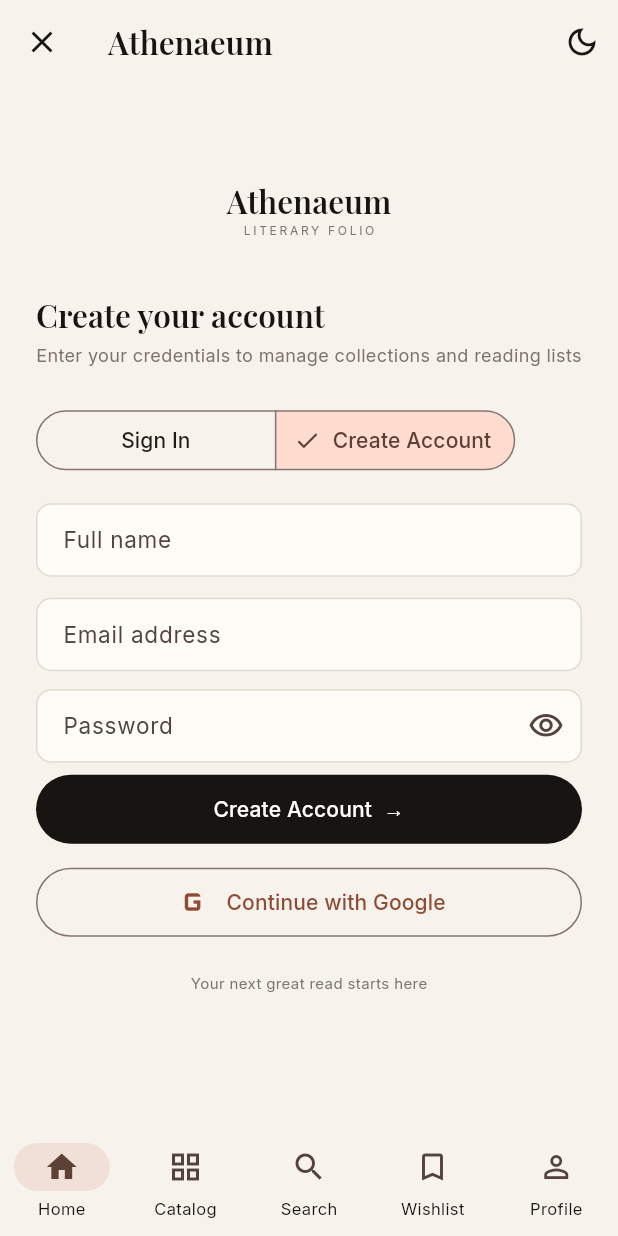
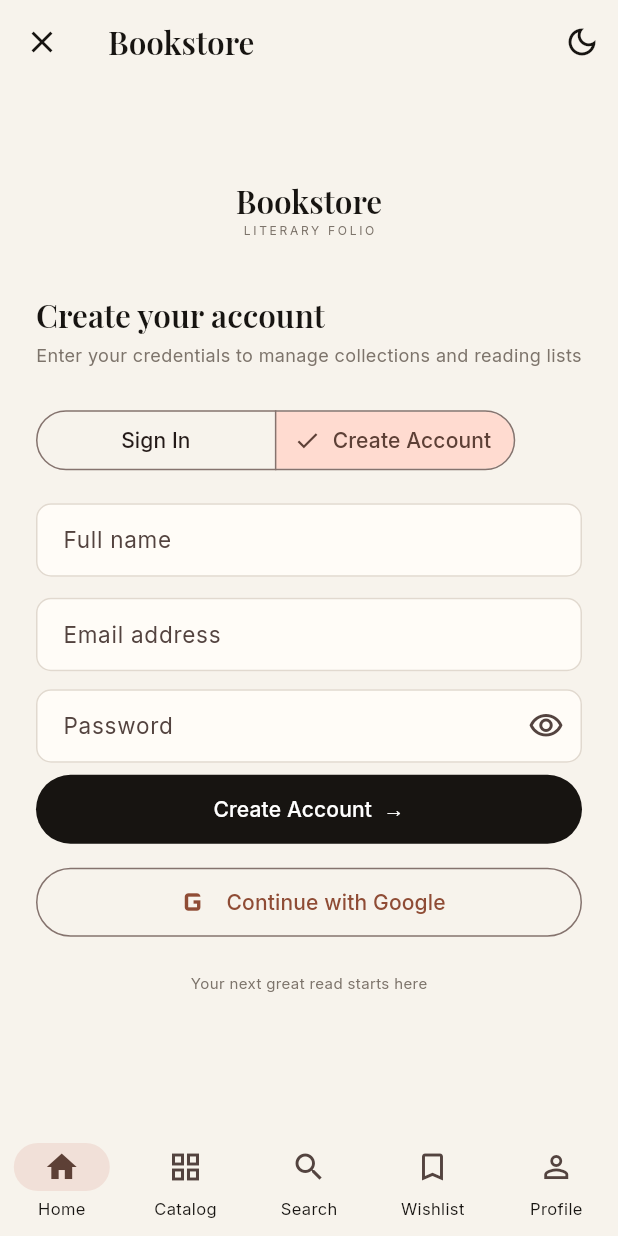
Before and after one commit to Waizjamal2007/Athenaeum_bookstore_mobile_app, a Flutter app: the screen it shows after launch, after a tap on "Create Account", on a phone screen of 412 x 824 dp. Run offline on Flutter 3.47's test engine with Material 3 defaults, Android fonts, the phone set to English and light mode, and no system bars; our stand-ins replace firebase_auth, firebase_core, firebase_database, firebase_messaging, flutter_local_notifications, google_fonts and 4 more; accounts and stored records are empty.

Commit message:
100% app ready - Bookstore

```diff
--- a/lib/main.dart
+++ b/lib/main.dart
@@ -2,7 +2,6 @@ import 'package:firebase_core/firebase_core.dart';
 import 'package:flutter/material.dart';
 import 'package:firebase_auth/firebase_auth.dart';
 import 'package:provider/provider.dart';
-
 import 'services/auth_service.dart';
 import 'services/notification_service.dart';
 import 'widgets/session_guard.dart';
@@ -36,12 +35,12 @@ Future<void> main() async {
     debugPrint("Push initialization: $e");
   }
   runApp(
-    ChangeNotifierProvider.value(value: theme, child: const AthenaeumApp()),
+    ChangeNotifierProvider.value(value: theme, child: const BookstoreApp()),
   );
 }
 
-class AthenaeumApp extends StatelessWidget {
-  const AthenaeumApp({super.key});
+class BookstoreApp extends StatelessWidget {
+  const BookstoreApp({super.key});
 
   Route<dynamic> _route(Widget page) => PageRouteBuilder(
     pageBuilder: (_, animation, secondaryAnimation) => page,
@@ -71,7 +70,7 @@ class AthenaeumApp extends StatelessWidget {
     return Consumer<ThemeController>(
       builder: (_, controller, __) => MaterialApp(
         debugShowCheckedModeBanner: false,
-        title: 'Athenaeum',
+        title: 'Bookstore',
         theme: AppTheme.light(),
         darkTheme: AppTheme.dark(),
         themeMode: controller.mode,
--- a/lib/screens/auth_screen.dart
+++ b/lib/screens/auth_screen.dart
@@ -172,7 +172,7 @@ class _AuthScreenState extends State<AuthScreen> {
       },
     ),
     appBar: AppBar(
-      title: const Text('Athenaeum'),
+      title: const Text('Bookstore'),
       actions: [
         IconButton(
           tooltip: 'Toggle theme',
@@ -202,7 +202,7 @@ class _AuthScreenState extends State<AuthScreen> {
                   child: Column(
                     children: [
                       Text(
-                        'Athenaeum',
+                        'Bookstore',
                         style: Theme.of(context).textTheme.titleLarge,
                       ),
                       const Text(
--- a/lib/screens/home_screen.dart
+++ b/lib/screens/home_screen.dart
@@ -41,7 +41,7 @@ class HomeScreen extends StatelessWidget {
                           crossAxisAlignment: CrossAxisAlignment.start,
                           children: [
                             const Text(
-                              'ATHENAEUM',
+                              'Bookstore',
                               style: TextStyle(
                                 fontSize: 9,
                                 letterSpacing: 2,
--- a/lib/screens/welcome_screen.dart
+++ b/lib/screens/welcome_screen.dart
@@ -8,7 +8,7 @@ class WelcomeScreen extends StatelessWidget {
   const WelcomeScreen({super.key});
   @override
   Widget build(BuildContext context) => Scaffold(
-    appBar: AppBar(title: const Text('Athenaeum')),
+    appBar: AppBar(title: const Text('Bookstore')),
     bottomNavigationBar: StoreFooter(
       onIndex: (_) => Navigator.pushReplacementNamed(context, '/auth'),
     ),
@@ -34,7 +34,7 @@ class WelcomeScreen extends StatelessWidget {
               ),
               const SizedBox(height: 22),
               Text(
-                'Athenaeum',
+                'Bookstore',
                 style: Theme.of(context).textTheme.headlineLarge,
               ),
               const SizedBox(height: 5),
--- a/lib/services/notification_service.dart
+++ b/lib/services/notification_service.dart
@@ -21,10 +21,10 @@ Future<void> firebaseMessagingBackgroundHandler(RemoteMessage message) async {
 class NotificationService {
   static final navigatorKey = GlobalKey<NavigatorState>();
   static final local = FlutterLocalNotificationsPlugin();
-  static const topic = 'athenaeum_readers'; // Public catalog/news only.
+  static const topic = 'Bookstore_readers'; // Public catalog/news only.
   static const channel = AndroidNotificationChannel(
-    'athenaeum_updates',
-    'Athenaeum updates',
+    'Bookstore_updates',
+    'Bookstore updates',
     description: 'Books, announcements and order updates',
     importance: Importance.high,
   );
--- a/lib/widgets/app_shell.dart
+++ b/lib/widgets/app_shell.dart
@@ -88,7 +88,7 @@ class AppShell extends StatelessWidget {
   @override
   Widget build(BuildContext context) => StoreScaffold(
     title: const [
-      'Athenaeum',
+      'Bookstore',
       'Book catalog',
       'Search books',
       'Wishlist',
--- a/pubspec.yaml
+++ b/pubspec.yaml
@@ -1,5 +1,5 @@
 name: athenaeum_bookstore
-description: Athenaeum Literary Curation & Archival bookstore app.
+description: Bookstore Literary Curation & Archival bookstore app.
 publish_to: "none"
 version: 1.0.0+1
 
@@ -35,10 +35,6 @@ dev_dependencies:
 flutter:
   uses-material-design: true
 
-  # Uncomment after adding your existing logo.
-  # assets:
-  #   - assets/brand_logo/Brand Logo.png
-
 flutter_launcher_icons:
   android: true
   ios: true
```
Also changed, not shown: assets/brand_logo/Brand Logo.png, 34 other files. Lines whose indentation alone changed are shown as unchanged.
